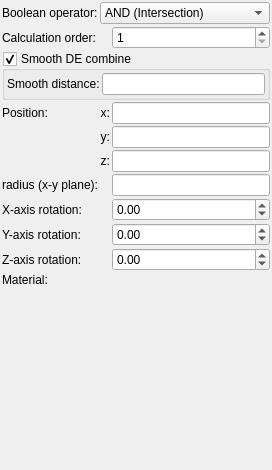
buddhi1980/mandelbulber2, file mandelbulber2/formula/ui/primitive_circle.ui: the form before one commit.
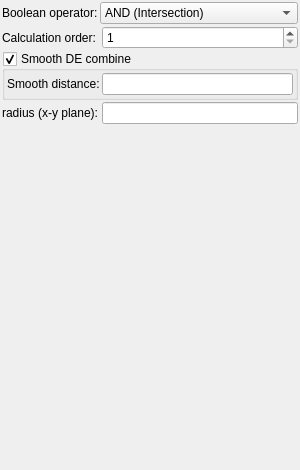
The form after the commit. Custom widgets are drawn as their Qt base class.

```diff
--- a/mandelbulber2/formula/ui/primitive_circle.ui
+++ b/mandelbulber2/formula/ui/primitive_circle.ui
@@ -6,7 +6,7 @@
    <rect>
     <x>0</x>
     <y>0</y>
-    <width>272</width>
+    <width>300</width>
     <height>470</height>
    </rect>
   </property>
@@ -34,79 +34,28 @@
      <property name="spacing">
       <number>2</number>
      </property>
-     <item row="4" column="2">
-      <widget class="MyLineEdit" name="vect3_position_y">
-       <property name="sizePolicy">
-        <sizepolicy hsizetype="Expanding" vsizetype="Maximum">
-         <horstretch>0</horstretch>
-         <verstretch>0</verstretch>
-        </sizepolicy>
-       </property>
-      </widget>
-     </item>
-     <item row="0" column="0">
-      <widget class="QLabel" name="label_20">
+     <item row="1" column="0">
+      <widget class="QLabel" name="label_21">
        <property name="text">
-        <string>Boolean operator:</string>
+        <string>Calculation order:</string>
        </property>
        <property name="wordWrap">
         <bool>true</bool>
        </property>
       </widget>
      </item>
-     <item row="9" column="0">
-      <widget class="QLabel" name="label_15">
-       <property name="text">
-        <string>Z-axis rotation:</string>
-       </property>
-      </widget>
-     </item>
-     <item row="4" column="1">
-      <widget class="QLabel" name="label_12">
-       <property name="text">
-        <string>y:</string>
-       </property>
-       <property name="alignment">
-        <set>Qt::AlignRight|Qt::AlignTrailing|Qt::AlignVCenter</set>
-       </property>
-      </widget>
-     </item>
-     <item row="10" column="1" colspan="2">
-      <widget class="cMaterialSelector" name="materialselector_material_id" native="true">
-       <property name="sizePolicy">
-        <sizepolicy hsizetype="Preferred" vsizetype="Minimum">
-         <horstretch>0</horstretch>
-         <verstretch>0</verstretch>
-        </sizepolicy>
-       </property>
-      </widget>
-     </item>
      <item row="3" column="0">
-      <widget class="QLabel" name="label_10">
+      <widget class="QLabel" name="label_14">
        <property name="text">
-        <string>Position:</string>
+        <string>radius (x-y plane):</string>
        </property>
-      </widget>
-     </item>
-     <item row="8" column="0">
-      <widget class="QLabel" name="label_9">
-       <property name="text">
-        <string>Y-axis rotation:</string>
-       </property>
-      </widget>
-     </item>
-     <item row="6" column="2">
-      <widget class="MyLineEdit" name="logedit_radius">
-       <property name="sizePolicy">
-        <sizepolicy hsizetype="Expanding" vsizetype="Maximum">
-         <horstretch>0</horstretch>
-         <verstretch>0</verstretch>
-        </sizepolicy>
+       <property name="alignment">
+        <set>Qt::AlignRight|Qt::AlignTrailing|Qt::AlignVCenter</set>
        </property>
       </widget>
      </item>
      <item row="3" column="2">
-      <widget class="MyLineEdit" name="vect3_position_x">
+      <widget class="MyLineEdit" name="logedit_radius">
        <property name="sizePolicy">
         <sizepolicy hsizetype="Expanding" vsizetype="Maximum">
          <horstretch>0</horstretch>
@@ -115,61 +64,6 @@
        </property>
       </widget>
      </item>
-     <item row="3" column="1">
-      <widget class="QLabel" name="label_11">
-       <property name="text">
-        <string>x:</string>
-       </property>
-       <property name="alignment">
-        <set>Qt::AlignRight|Qt::AlignTrailing|Qt::AlignVCenter</set>
-       </property>
-      </widget>
-     </item>
-     <item row="7" column="0">
-      <widget class="QLabel" name="label_8">
-       <property name="text">
-        <string>X-axis rotation:</string>
-       </property>
-      </widget>
-     </item>
-     <item row="5" column="2">
-      <widget class="MyLineEdit" name="vect3_position_z">
-       <property name="sizePolicy">
-        <sizepolicy hsizetype="Expanding" vsizetype="Maximum">
-         <horstretch>0</horstretch>
-         <verstretch>0</verstretch>
-        </sizepolicy>
-       </property>
-      </widget>
-     </item>
-     <item row="9" column="2">
-      <widget class="MyDoubleSpinBox" name="spinboxd3_rotation_z">
-       <property name="sizePolicy">
-        <sizepolicy hsizetype="Minimum" vsizetype="Maximum">
-         <horstretch>0</horstretch>
-         <verstretch>0</verstretch>
-        </sizepolicy>
-       </property>
-       <property name="prefix">
-        <string/>
-       </property>
-       <property name="suffix">
-        <string/>
-       </property>
-       <property name="decimals">
-        <number>2</number>
-       </property>
-       <property name="minimum">
-        <double>-36000.000000000000000</double>
-       </property>
-       <property name="maximum">
-        <double>36000.000000000000000</double>
-       </property>
-       <property name="singleStep">
-        <double>0.100000000000000</double>
-       </property>
-      </widget>
-     </item>
      <item row="1" column="2">
       <widget class="MySpinBox" name="spinboxInt_calculation_order">
        <property name="sizePolicy">
@@ -189,44 +83,6 @@
        </property>
       </widget>
      </item>
-     <item row="7" column="2">
-      <widget class="MyDoubleSpinBox" name="spinboxd3_rotation_x">
-       <property name="sizePolicy">
-        <sizepolicy hsizetype="Minimum" vsizetype="Maximum">
-         <horstretch>0</horstretch>
-         <verstretch>0</verstretch>
-        </sizepolicy>
-       </property>
-       <property name="prefix">
-        <string/>
-       </property>
-       <property name="suffix">
-        <string/>
-       </property>
-       <property name="decimals">
-        <number>2</number>
-       </property>
-       <property name="minimum">
-        <double>-36000.000000000000000</double>
-       </property>
-       <property name="maximum">
-        <double>36000.000000000000000</double>
-       </property>
-       <property name="singleStep">
-        <double>0.100000000000000</double>
-       </property>
-      </widget>
-     </item>
-     <item row="6" column="0">
-      <widget class="QLabel" name="label_14">
-       <property name="text">
-        <string>radius (x-y plane):</string>
-       </property>
-       <property name="alignment">
-        <set>Qt::AlignRight|Qt::AlignTrailing|Qt::AlignVCenter</set>
-       </property>
-      </widget>
-     </item>
      <item row="0" column="1" colspan="2">
       <widget class="MyComboBox" name="comboBox_boolean_operator">
        <property name="sizePolicy">
@@ -257,61 +113,6 @@
        </item>
       </widget>
      </item>
-     <item row="5" column="1">
-      <widget class="QLabel" name="label_13">
-       <property name="text">
-        <string>z:</string>
-       </property>
-       <property name="alignment">
-        <set>Qt::AlignRight|Qt::AlignTrailing|Qt::AlignVCenter</set>
-       </property>
-      </widget>
-     </item>
-     <item row="10" column="0">
-      <widget class="QLabel" name="label_19">
-       <property name="text">
-        <string>Material:</string>
-       </property>
-      </widget>
-     </item>
-     <item row="8" column="2">
-      <widget class="MyDoubleSpinBox" name="spinboxd3_rotation_y">
-       <property name="sizePolicy">
-        <sizepolicy hsizetype="Minimum" vsizetype="Maximum">
-         <horstretch>0</horstretch>
-         <verstretch>0</verstretch>
-        </sizepolicy>
-       </property>
-       <property name="prefix">
-        <string/>
-       </property>
-       <property name="suffix">
-        <string/>
-       </property>
-       <property name="decimals">
-        <number>2</number>
-       </property>
-       <property name="minimum">
-        <double>-36000.000000000000000</double>
-       </property>
-       <property name="maximum">
-        <double>36000.000000000000000</double>
-       </property>
-       <property name="singleStep">
-        <double>0.100000000000000</double>
-       </property>
-      </widget>
-     </item>
-     <item row="1" column="0">
-      <widget class="QLabel" name="label_21">
-       <property name="text">
-        <string>Calculation order:</string>
-       </property>
-       <property name="wordWrap">
-        <bool>true</bool>
-       </property>
-      </widget>
-     </item>
      <item row="2" column="0" colspan="3">
       <widget class="MyGroupBox" name="groupCheck_smooth_de_combine_enable">
        <property name="title">
@@ -359,6 +160,16 @@
        </layout>
       </widget>
      </item>
+     <item row="0" column="0">
+      <widget class="QLabel" name="label_20">
+       <property name="text">
+        <string>Boolean operator:</string>
+       </property>
+       <property name="wordWrap">
+        <bool>true</bool>
+       </property>
+      </widget>
+     </item>
     </layout>
    </item>
    <item>
@@ -377,22 +188,11 @@
   </layout>
  </widget>
  <customwidgets>
-  <customwidget>
-   <class>MyDoubleSpinBox</class>
-   <extends>QDoubleSpinBox</extends>
-   <header>my_double_spin_box.h</header>
-  </customwidget>
   <customwidget>
    <class>MyLineEdit</class>
    <extends>QLineEdit</extends>
    <header>my_line_edit.h</header>
   </customwidget>
-  <customwidget>
-   <class>cMaterialSelector</class>
-   <extends>QWidget</extends>
-   <header>material_selector.h</header>
-   <container>1</container>
-  </customwidget>
   <customwidget>
    <class>MyComboBox</class>
    <extends>QComboBox</extends>
```
Left out of the diff: 6 changed lines with no effect on the pictures.
